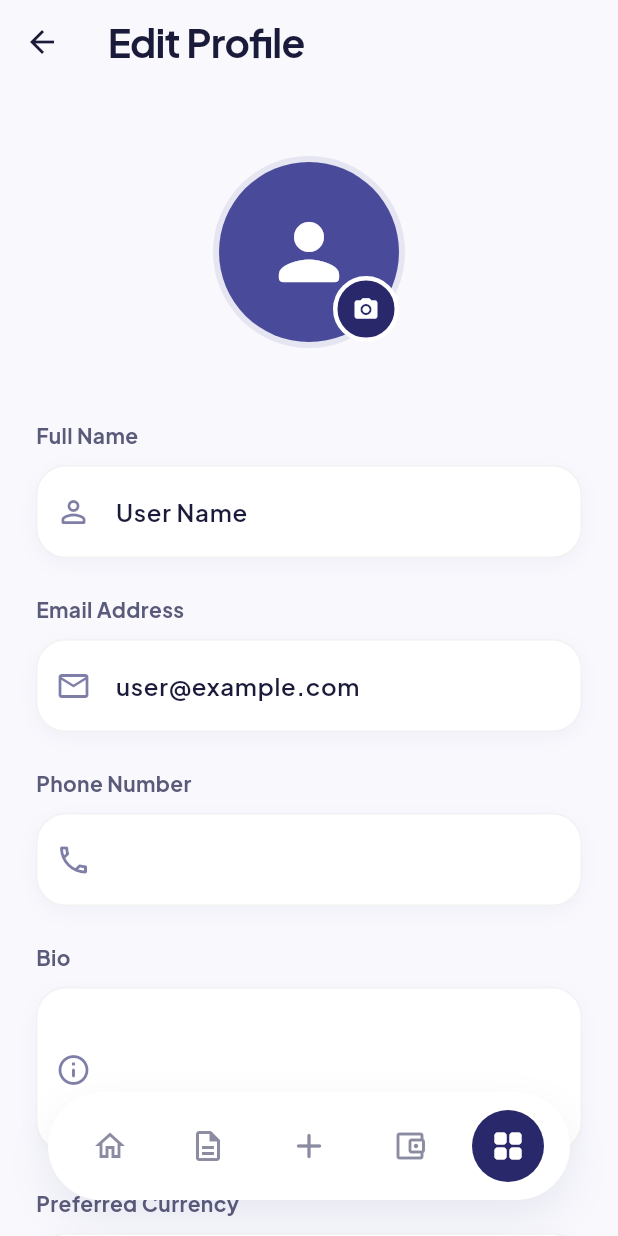
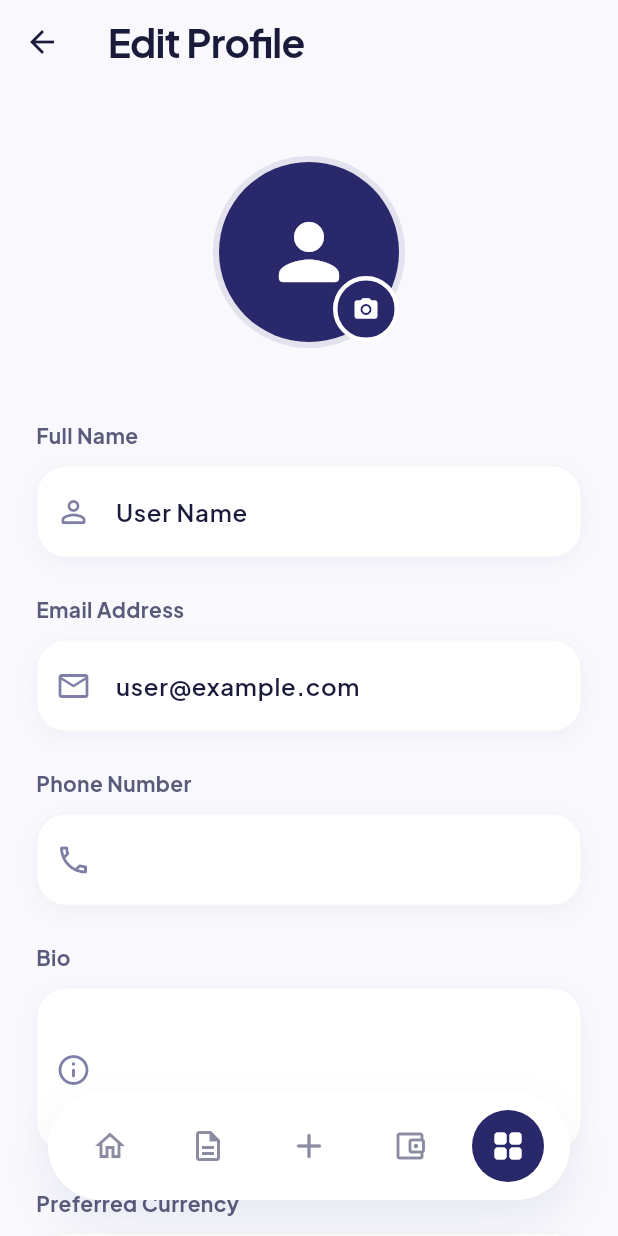
Before and after one commit to sooubh-labs/Pactora, a Flutter app: the MoreScreen screen opened by its route, after a tap on the "edit" icon, on a phone screen of 412 x 824 dp. Run offline on Flutter 3.47's test engine with Material 3 defaults, Android fonts, the phone set to English and light mode, and no system bars; our stand-ins replace file_picker, fl_chart, flutter_local_notifications, flutter_riverpod, flutter_slidable, gap and 12 more; missing offline and left inert: fast_contacts; accounts and stored records are empty; generated files the repository leaves out were written again.

Commit message:
fix: remove dark theme logic and adapt UI to force light theme

```diff
--- a/lib/features/dashboard/presentation/more_screen.dart
+++ b/lib/features/dashboard/presentation/more_screen.dart
@@ -102,15 +102,17 @@ class _MoreScreenState extends ConsumerState<MoreScreen> {
   Widget _buildMenuGroup(List<_MenuData> items) {
     return Container(
       decoration: BoxDecoration(
-        color: Colors.white,
+        color: Theme.of(context).colorScheme.surface,
         borderRadius: BorderRadius.circular(36),
-        boxShadow: [
+        boxShadow: Theme.of(context).brightness == Brightness.light
+            ? [
                 BoxShadow(
                   color: AppColors.primary.withOpacity(0.04),
                   blurRadius: 24,
                   offset: const Offset(0, 8),
                 ),
-        ],
+              ]
+            : null,
       ),
       child: Column(
         children: items.asMap().entries.map((entry) {
@@ -129,13 +131,16 @@ class _MoreScreenState extends ConsumerState<MoreScreen> {
                 ),
                 title: Text(
                   data.title,
-                  style: const TextStyle(
+                  style: TextStyle(
                     fontWeight: FontWeight.w500,
                     fontSize: 16,
-                    color: AppColors.textPrimary,
+                    color: Theme.of(context).colorScheme.onSurface,
                   ),
                 ),
-                trailing: Icon(Icons.chevron_right_rounded, color: AppColors.textTertiary.withOpacity(0.5)),
+                trailing: Icon(
+                  Icons.chevron_right_rounded,
+                  color: Theme.of(context).colorScheme.onSurfaceVariant.withOpacity(0.5),
+                ),
               ),
               if (index < items.length - 1)
                 Divider(
@@ -143,7 +148,7 @@ class _MoreScreenState extends ConsumerState<MoreScreen> {
                   thickness: 1,
                   indent: 24,
                   endIndent: 24,
-                  color: AppColors.border.withOpacity(0.5),
+                  color: Theme.of(context).colorScheme.outlineVariant.withOpacity(0.5),
                 ),
             ],
           );
@@ -165,13 +170,15 @@ class _MoreScreenState extends ConsumerState<MoreScreen> {
           end: Alignment.bottomRight,
         ),
         borderRadius: BorderRadius.circular(36),
-        boxShadow: [
+        boxShadow: Theme.of(context).brightness == Brightness.light
+            ? [
                 BoxShadow(
                   color: AppColors.primary.withOpacity(0.2),
                   blurRadius: 20,
                   offset: const Offset(0, 10),
                 ),
-        ],
+              ]
+            : null,
       ),
       child: Row(
         children: [
--- a/lib/features/dashboard/presentation/profile_screen.dart
+++ b/lib/features/dashboard/presentation/profile_screen.dart
@@ -68,7 +68,7 @@ class _ProfileScreenState extends ConsumerState<ProfileScreen> {
   Future<void> _pickImage() async {
     final source = await showModalBottomSheet<ImageSource>(
       context: context,
-      backgroundColor: Colors.white,
+      backgroundColor: Theme.of(context).colorScheme.surface,
       shape: const RoundedRectangleBorder(
         borderRadius: BorderRadius.vertical(top: Radius.circular(24)),
       ),
@@ -78,9 +78,13 @@ class _ProfileScreenState extends ConsumerState<ProfileScreen> {
           child: Column(
             mainAxisSize: MainAxisSize.min,
             children: [
-              const Text(
+              Text(
                 'Select Profile Photo',
-                style: TextStyle(fontSize: 18, fontWeight: FontWeight.bold),
+                style: TextStyle(
+                  fontSize: 18,
+                  fontWeight: FontWeight.bold,
+                  color: Theme.of(context).colorScheme.onSurface,
+                ),
               ),
               const SizedBox(height: 20),
               Row(
@@ -141,12 +145,12 @@ class _ProfileScreenState extends ConsumerState<ProfileScreen> {
                   Container(
                     padding: const EdgeInsets.all(4),
                     decoration: BoxDecoration(
-                      color: AppColors.primaryLight.withOpacity(0.1),
+                      color: Theme.of(context).colorScheme.primary.withOpacity(0.1),
                       shape: BoxShape.circle,
                     ),
                     child: CircleAvatar(
                       radius: 60,
-                      backgroundColor: AppColors.primaryLight,
+                      backgroundColor: Theme.of(context).colorScheme.primary,
                       backgroundImage: _profileImage != null ? FileImage(_profileImage!) : null,
                       child: _profileImage == null
                           ? const Icon(Icons.person_rounded, size: 60, color: Colors.white)
@@ -159,9 +163,12 @@ class _ProfileScreenState extends ConsumerState<ProfileScreen> {
                     child: Container(
                       padding: const EdgeInsets.all(10),
                       decoration: BoxDecoration(
-                        color: AppColors.primary,
+                        color: Theme.of(context).colorScheme.primary,
                         shape: BoxShape.circle,
-                        border: Border.all(color: Colors.white, width: 3),
+                        border: Border.all(
+                          color: Theme.of(context).colorScheme.surface,
+                          width: 3,
+                        ),
                       ),
                       child: const Icon(Icons.camera_alt_rounded, size: 18, color: Colors.white),
                     ),
@@ -246,37 +253,44 @@ class _ProfileScreenState extends ConsumerState<ProfileScreen> {
       children: [
         Text(
           label,
-          style: const TextStyle(
+          style: TextStyle(
             fontSize: 14,
             fontWeight: FontWeight.w700,
-            color: AppColors.textSecondary,
+            color: Theme.of(context).colorScheme.onSurfaceVariant,
           ),
         ),
         const SizedBox(height: 10),
         Container(
           decoration: BoxDecoration(
-            color: Colors.white,
+            color: Theme.of(context).colorScheme.surface,
             borderRadius: BorderRadius.circular(20),
-            boxShadow: [
+            boxShadow: Theme.of(context).brightness == Brightness.light
+                ? [
                     BoxShadow(
                       color: AppColors.primary.withOpacity(0.04),
                       blurRadius: 10,
                       offset: const Offset(0, 4),
                     ),
-            ],
-            border: Border.all(color: Colors.black.withOpacity(0.05)),
+                  ]
+                : null,
+            border: Border.all(
+              color: Theme.of(context).colorScheme.outline.withOpacity(0.1),
+            ),
           ),
           child: TextField(
             controller: controller,
             keyboardType: keyboardType,
             maxLines: maxLines,
-            style: const TextStyle(
+            style: TextStyle(
               fontSize: 16,
               fontWeight: FontWeight.w600,
-              color: AppColors.textPrimary,
+              color: Theme.of(context).colorScheme.onSurface,
             ),
             decoration: InputDecoration(
-              prefixIcon: Icon(icon, color: AppColors.primary.withOpacity(0.6)),
+              prefixIcon: Icon(
+                icon,
+                color: Theme.of(context).colorScheme.primary.withOpacity(0.6),
+              ),
               border: InputBorder.none,
               contentPadding: const EdgeInsets.symmetric(horizontal: 16, vertical: 18),
             ),
@@ -299,30 +313,35 @@ class _ProfileScreenState extends ConsumerState<ProfileScreen> {
       children: [
         Text(
           label,
-          style: const TextStyle(
+          style: TextStyle(
             fontSize: 14,
             fontWeight: FontWeight.w700,
-            color: AppColors.textSecondary,
+            color: Theme.of(context).colorScheme.onSurfaceVariant,
           ),
         ),
         const SizedBox(height: 10),
         Container(
           padding: const EdgeInsets.symmetric(horizontal: 12),
           decoration: BoxDecoration(
-            color: Colors.white,
+            color: Theme.of(context).colorScheme.surface,
             borderRadius: BorderRadius.circular(20),
-            boxShadow: [
+            boxShadow: Theme.of(context).brightness == Brightness.light
+                ? [
                     BoxShadow(
                       color: AppColors.primary.withOpacity(0.04),
                       blurRadius: 10,
                       offset: const Offset(0, 4),
                     ),
-            ],
-            border: Border.all(color: Colors.black.withOpacity(0.05)),
+                  ]
+                : null,
+            border: Border.all(
+              color: Theme.of(context).colorScheme.outline.withOpacity(0.1),
+            ),
           ),
           child: DropdownButtonHideUnderline(
             child: DropdownButtonFormField<T>(
               value: value,
+              dropdownColor: Theme.of(context).colorScheme.surface,
               items: items.map((item) {
                 return DropdownMenuItem<T>(
                   value: item,
@@ -331,13 +350,16 @@ class _ProfileScreenState extends ConsumerState<ProfileScreen> {
               }).toList(),
               onChanged: onChanged,
               decoration: InputDecoration(
-                prefixIcon: Icon(icon, color: AppColors.primary.withOpacity(0.6)),
+                prefixIcon: Icon(
+                  icon,
+                  color: Theme.of(context).colorScheme.primary.withOpacity(0.6),
+                ),
                 border: InputBorder.none,
               ),
-              style: const TextStyle(
+              style: TextStyle(
                 fontSize: 16,
                 fontWeight: FontWeight.w600,
-                color: AppColors.textPrimary,
+                color: Theme.of(context).colorScheme.onSurface,
               ),
             ),
           ),
--- a/lib/features/dashboard/presentation/splash_screen.dart
+++ b/lib/features/dashboard/presentation/splash_screen.dart
@@ -39,7 +39,11 @@ class _SplashScreenState extends State<SplashScreen> {
         child: Column(
           mainAxisAlignment: MainAxisAlignment.center,
           children: [
-            const Icon(Icons.handshake, size: 80, color: Colors.white),
+            Image.asset(
+              'assets/images/app-logo.png',
+              width: 240,
+              height: 240,
+            ),
             const SizedBox(height: 24),
             const Text(
               'Pactora',
```
Also changed, not shown: lib/features/borrow/presentation/borrow_screen.dart (+42 -30 lines), lib/features/dashboard/presentation/permission_setup_screen.dart (+39 -11 lines), lib/features/finances/presentation/finances_screen.dart (+22 -12 lines), lib/features/settings/presentation/settings_screen.dart (+0 -38 lines), lib/main.dart (+1 -15 lines), assets/images/app-logo.png (added), 6 other files. Lines whose indentation alone changed are shown as unchanged.
